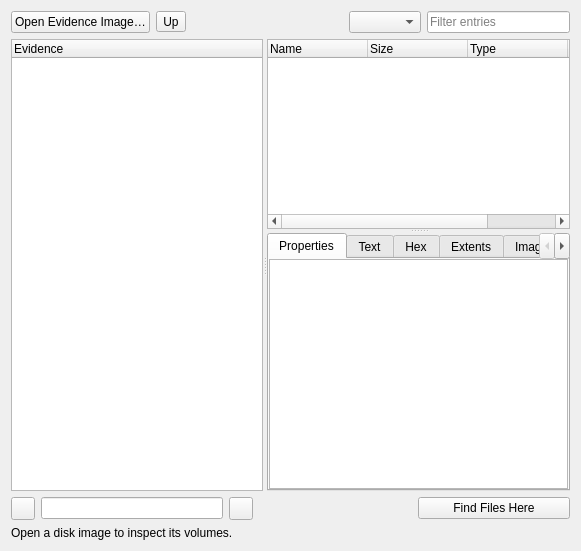
radareorg/iaito, file src/widgets/ForensicsWidget.ui: the form before one commit.
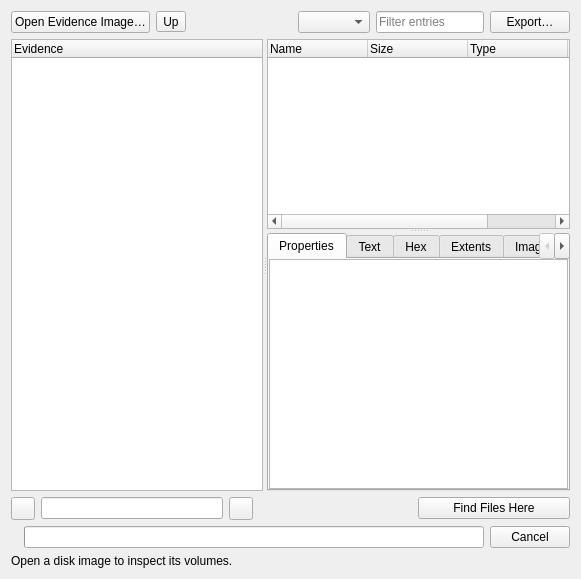
The form after the commit.

Commit message: Recover and export evidence files with progress and hashes ##fs

```diff
--- a/src/widgets/ForensicsWidget.ui
+++ b/src/widgets/ForensicsWidget.ui
@@ -39,6 +39,11 @@
        <property name="clearButtonEnabled"><bool>true</bool></property>
       </widget>
      </item>
+     <item>
+      <widget class="QPushButton" name="exportFiles">
+       <property name="text"><string>Export…</string></property>
+      </widget>
+     </item>
     </layout>
    </item>
    <item>
@@ -164,6 +169,29 @@
      </layout>
     </widget>
    </item>
+   <item>
+    <widget class="QWidget" name="progressPanel" native="true">
+     <layout class="QHBoxLayout" name="progressLayout">
+      <property name="leftMargin"><number>0</number></property>
+      <property name="topMargin"><number>0</number></property>
+      <property name="rightMargin"><number>0</number></property>
+      <property name="bottomMargin"><number>0</number></property>
+      <item>
+       <widget class="QLabel" name="progressLabel">
+        <property name="textFormat"><enum>Qt::PlainText</enum></property>
+       </widget>
+      </item>
+      <item>
+       <widget class="QProgressBar" name="progress"/>
+      </item>
+      <item>
+       <widget class="QPushButton" name="cancelJob">
+        <property name="text"><string>Cancel</string></property>
+       </widget>
+      </item>
+     </layout>
+    </widget>
+   </item>
    <item>
     <widget class="QLabel" name="status">
      <property name="text"><string>Open a disk image to inspect its volumes.</string></property>
```
Left out of the diff: 1 changed line with no effect on the pictures. The commit also changes 7 other files.
